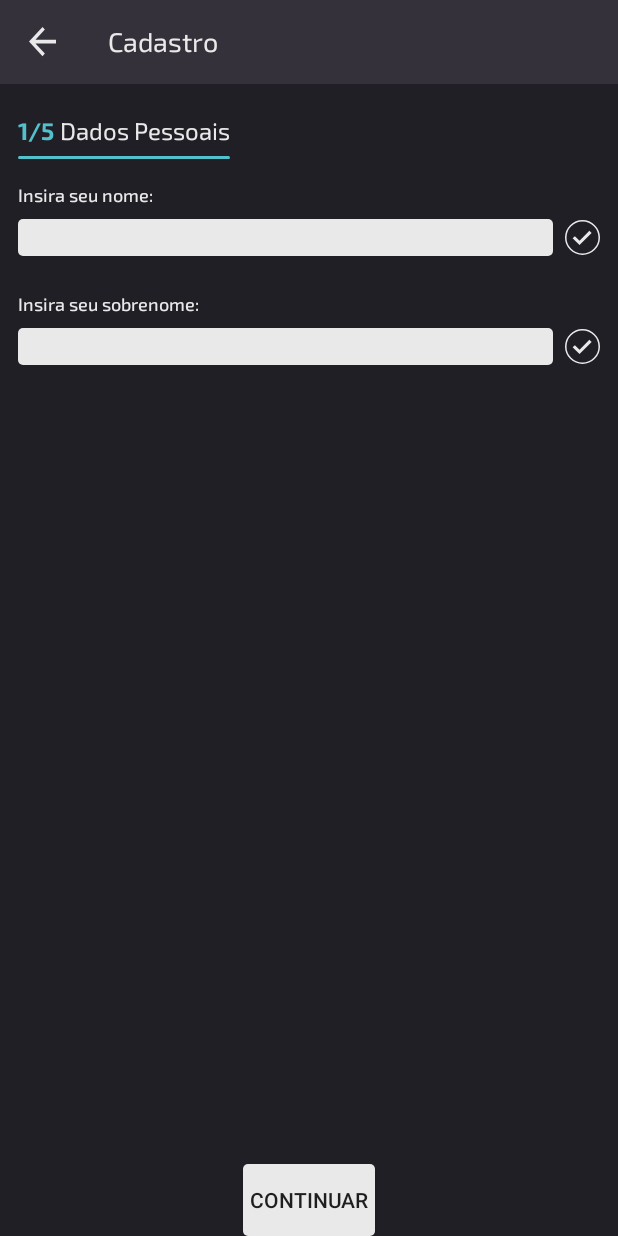
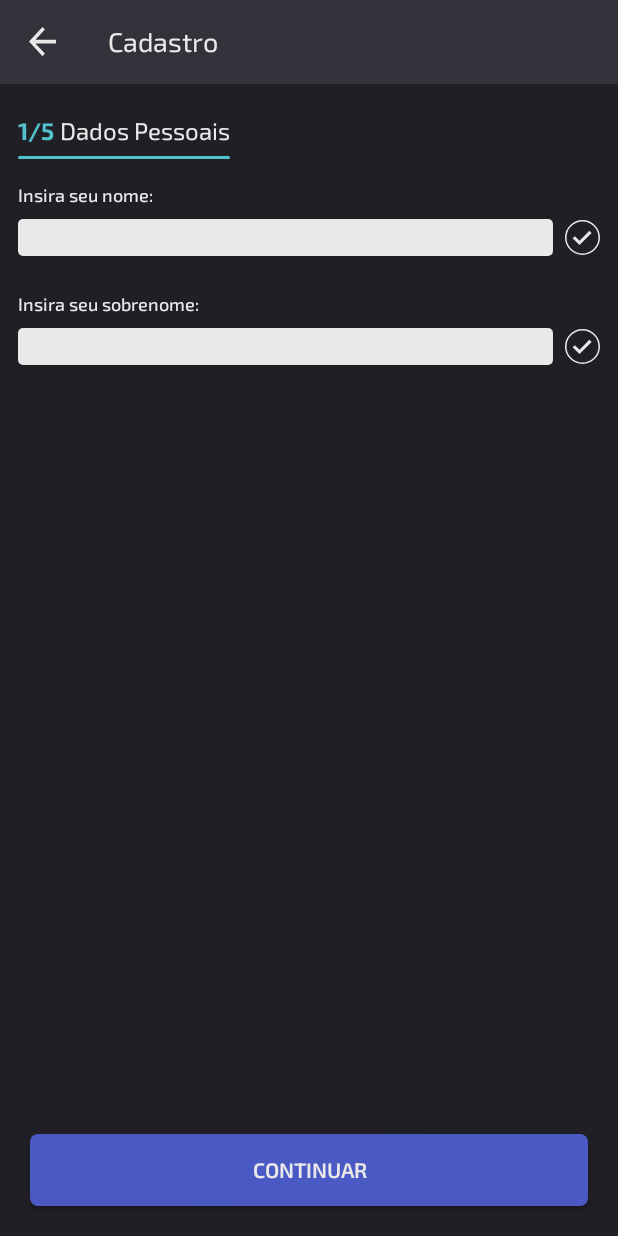
Before and after one commit to Graziela-Lucena/BandTec-pi-34dsa-2021-2-grupo-2-mobile, an Android app: the layout fragment_sing_up_first_step_name.xml on its own in the app's theme, with its tools: preview values and no code run, on a phone screen of 412 x 824 dp. Run offline under Robolectric (Android 15) with nearby library versions, the phone set to English and light mode, and no system bars.

Commit message:
adding first step fragment

```diff
--- /dev/null
+++ b/app/src/main/res/drawable/bg_button_next.xml
@@ -0,0 +1,5 @@
+<?xml version="1.0" encoding="utf-8"?>
+<shape xmlns:android="http://schemas.android.com/apk/res/android">
+    <solid android:color="@color/medium_blue"/>
+    <corners android:radius="5dp"/>
+</shape>
--- a/app/src/main/res/layout/fragment_sing_up_first_step_name.xml
+++ b/app/src/main/res/layout/fragment_sing_up_first_step_name.xml
@@ -111,12 +111,17 @@
         android:src="@drawable/ic_approve_transparent"/>
 
     <androidx.appcompat.widget.AppCompatButton
-        android:layout_width="wrap_content"
+        android:layout_width="0dp"
         android:layout_height="wrap_content"
         app:layout_constraintEnd_toEndOf="parent"
         app:layout_constraintStart_toStartOf="parent"
         app:layout_constraintBottom_toBottomOf="parent"
         android:text="Continuar"
-        android:background="@drawable/bg_light_rounded"/>
+        android:paddingVertical="8dp"
+        android:textAppearance="@style/Exo2_Semibold_Button_Text"
+        android:background="@drawable/bg_button_next"
+        android:layout_marginStart="20dp"
+        android:layout_marginEnd="20dp"
+        android:layout_marginBottom="20dp"/>
 
 </androidx.constraintlayout.widget.ConstraintLayout>
--- a/app/src/main/res/values/styles.xml
+++ b/app/src/main/res/values/styles.xml
@@ -19,4 +19,10 @@
         <item name="android:textSize">12sp</item>
         <item name="android:textColor">@color/pattern_light</item>
     </style>
+    <style name="Exo2_Semibold_Button_Text">
+        <item name="android:fontFamily">@font/semibold_exo2</item>
+        <item name="android:textSize">14sp</item>
+        <item name="android:textColor">@color/pattern_light</item>
+        <item name="android:textAllCaps">true</item>
+    </style>
 </resources>
```
Also changed, not shown: app/src/main/kotlin/com/example/justgeek_base_app/SingUpNameFragment.kt (added, +18 -0 lines), app/src/main/res/navigation/nav_graph.xml (+14 -0 lines).
